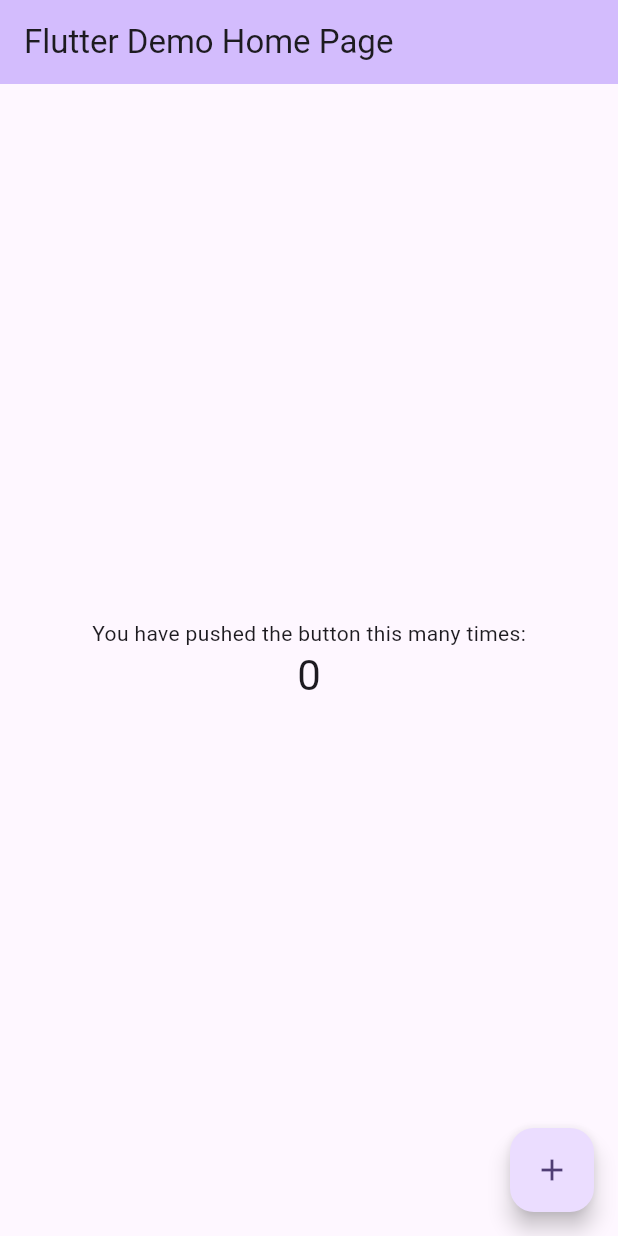
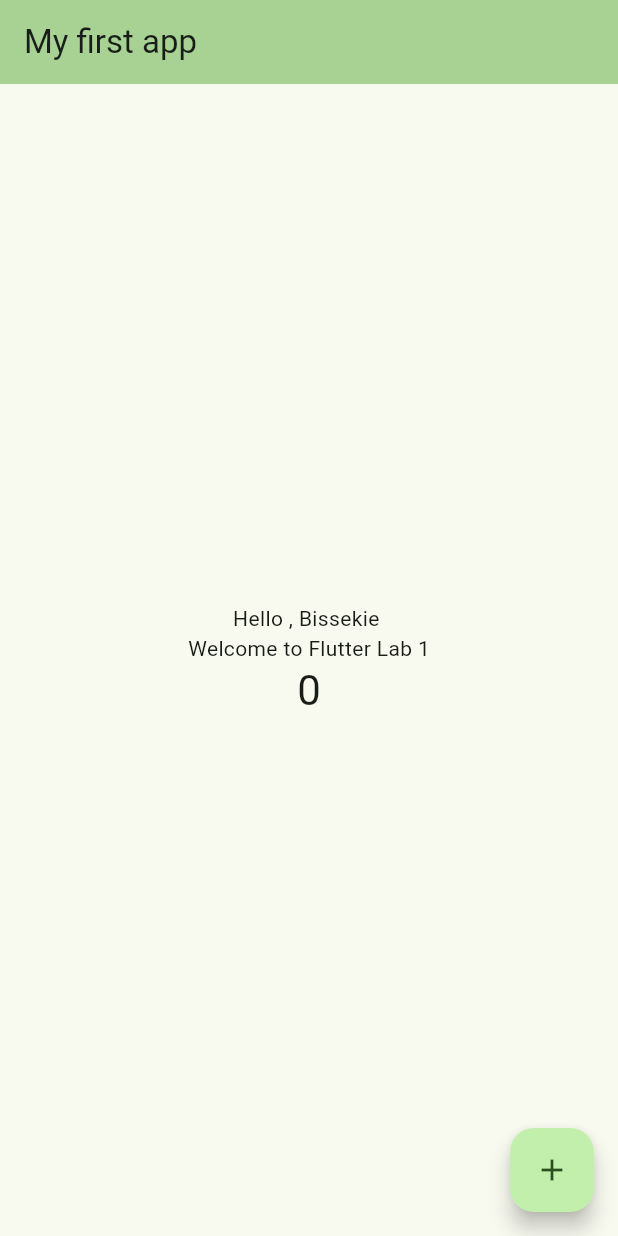
Before and after one commit to andynadrie-ctrl/MOBILE-APP, a Flutter app: the screen it shows after launch, on a phone screen of 412 x 824 dp. Run offline on Flutter 3.47's test engine with Material 3 defaults, Android fonts, the phone set to English and light mode, and no system bars; our stand-ins replace material_ui.

Commit message:
update main.dart

```diff
--- a/my_first_app/lib/main.dart
+++ b/my_first_app/lib/main.dart
@@ -28,9 +28,9 @@ class MyApp extends StatelessWidget {
         //
         // This works for code too, not just values: Most code changes can be
         // tested with just a hot reload.
-        colorScheme: .fromSeed(seedColor: Colors.deepPurple),
+        colorScheme: .fromSeed(seedColor: const Color.fromARGB(255, 147, 218, 119)),
       ),
-      home: const MyHomePage(title: 'Flutter Demo Home Page'),
+      home: const MyHomePage(title: 'My first app'),
     );
   }
 }
@@ -104,7 +104,8 @@ class _MyHomePageState extends State<MyHomePage> {
           // wireframe for each widget.
           mainAxisAlignment: .center,
           children: [
-            const Text('You have pushed the button this many times:'),
+            const Text('Hello , Bissekie '),
+            const Text('Welcome to Flutter Lab 1'),
             Text(
               '$_counter',
               style: Theme.of(context).textTheme.headlineMedium,
```
